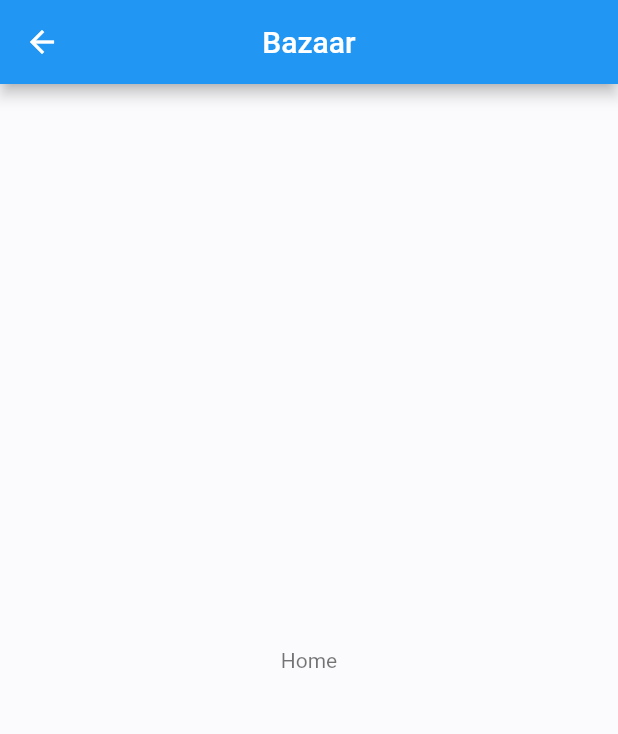
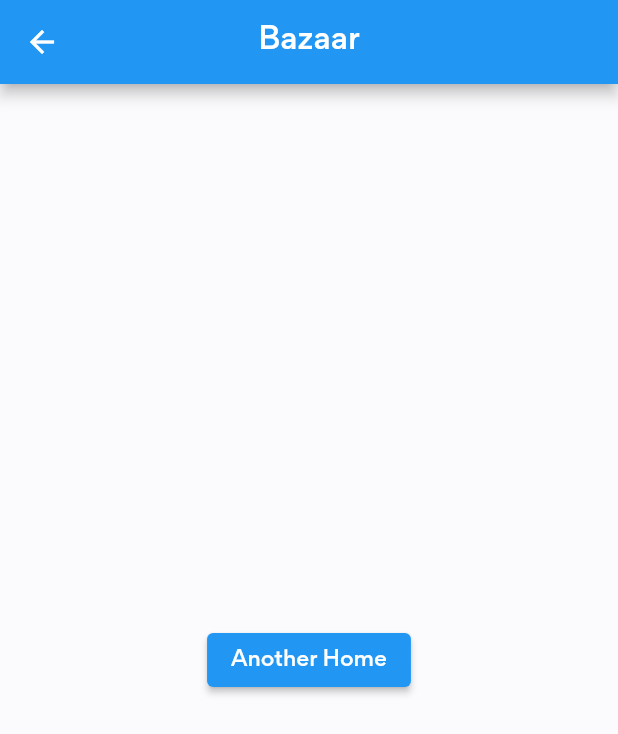
Before and after one commit to AgriSync-Dev/BazaarFamer, a Flutter app: the HomeScreen screen opened by its route, on a phone screen of 412 x 824 dp. Shown: the top 734 px of the screen. Run offline on Flutter 3.47's test engine with Material 2 defaults, Android fonts, the phone set to English and light mode, and no system bars; our stand-ins replace cloud_firestore, firebase_auth, firebase_core, flutter_svg, fluttertoast; accounts and stored records are empty.

Commit message:
base screen

```diff
--- a/lib/main.dart
+++ b/lib/main.dart
@@ -1,6 +1,7 @@
 import 'package:firebase_auth/firebase_auth.dart';
 import 'package:flutter/material.dart';
 import 'package:pirate_hunt/providers/cart.dart';
+import 'package:pirate_hunt/screens/home/home_screen.dart';
 import 'package:pirate_hunt/screens/login_screen.dart';
 import 'package:firebase_core/firebase_core.dart';
 import 'package:pirate_hunt/screens/signup_screen.dart';
@@ -48,7 +49,7 @@ class MyApp extends StatelessWidget {
             }
 
             if (userSnapshot.hasData) {
-              return const HomeScreen();
+              return const SecondHomeScreen();
             }
             else {
               return const LoginScreen();
@@ -59,6 +60,7 @@ class MyApp extends StatelessWidget {
           LoginScreen.routeName: (context) => const LoginScreen(),
           SignUpScreen.routeName:(context) => const SignUpScreen(),
           HomeScreen.routeName: (context) => const HomeScreen(),
+          SecondHomeScreen.routeName:(context) => const SecondHomeScreen(),
           DropScreen.routeName: (context) => const DropScreen(),
         },
       ),
--- a/lib/screens/home/home_screen.dart
+++ b/lib/screens/home/home_screen.dart
@@ -12,8 +12,10 @@ import 'components/search_form.dart';
 import '/screens/cart/components/badge.dart';
 import 'components/section_title.dart';
 
-class HomeScreen extends StatelessWidget {
-  const HomeScreen({Key? key}) : super(key: key);
+class SecondHomeScreen extends StatelessWidget {
+
+  static const routeName = '/home';
+  const SecondHomeScreen({Key? key}) : super(key: key);
   @override
   Widget build(BuildContext context) {
     final data = Provider.of<Cart>(context);
--- a/lib/screens/home_screen.dart
+++ b/lib/screens/home_screen.dart
@@ -2,6 +2,7 @@ import 'package:cloud_firestore/cloud_firestore.dart';
 import 'package:firebase_auth/firebase_auth.dart';
 import 'package:flutter/material.dart';
 import 'package:pirate_hunt/model/user_model.dart';
+import 'package:pirate_hunt/screens/home/home_screen.dart';
 import 'package:pirate_hunt/screens/login_screen.dart';
 
 class HomeScreen extends StatefulWidget {
@@ -41,8 +42,10 @@ class _HomeScreenState extends State<HomeScreen> {
           logout(context);
         }, icon: const Icon(Icons.arrow_back)),
       ),
-      body: const Center(
-        child: Text('Home'),
+      body: Center(
+        child: ElevatedButton(onPressed: (){
+          Navigator.of(context).pushReplacementNamed(SecondHomeScreen.routeName);
+        }, child: const Text('Another Home')),
       ),
     );
   }
```
Also changed, not shown: pubspec.yaml (+10 -12 lines).
